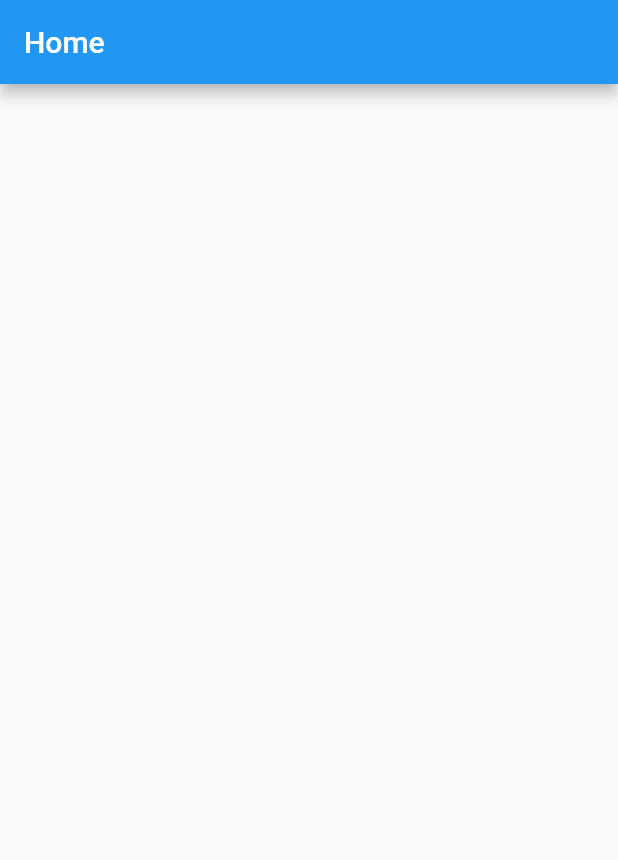
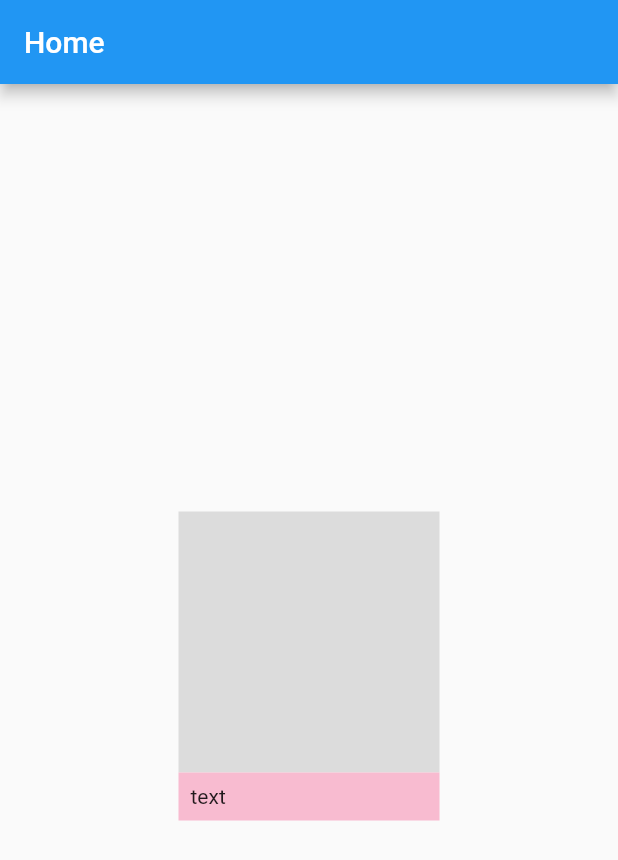
Before and after one commit to CORDEA/render_box_demo, a Flutter app: the screen it shows after launch, on a phone screen of 412 x 824 dp. Shown: the top 860 px of the screen. Run offline on Flutter 3.47's test engine with Material 2 defaults, Android fonts, the phone set to English and light mode, and no system bars.

Commit message:
display widget

```diff
--- a/lib/home.dart
+++ b/lib/home.dart
@@ -6,6 +6,17 @@ class HomePage extends StatelessWidget {
   Widget build(BuildContext context) {
     return Scaffold(
       appBar: AppBar(title: Text('Home')),
+      body: Center(
+        child: _RenderObjectWidget(
+          thumbnail: Container(
+            width: 174,
+            height: 174,
+            color: Colors.black12,
+          ),
+          title: Text('text', maxLines: 1),
+          titleBackgroundColor: Colors.pink.shade100,
+        ),
+      ),
     );
   }
 }
```
